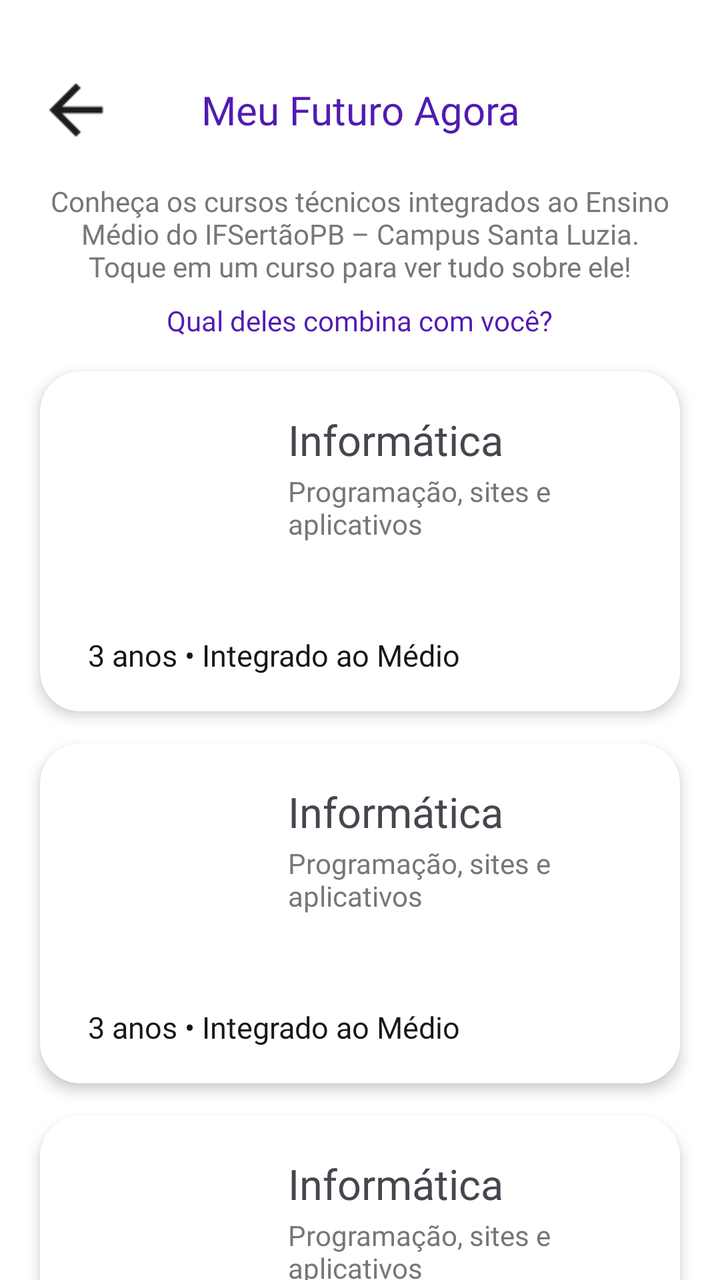
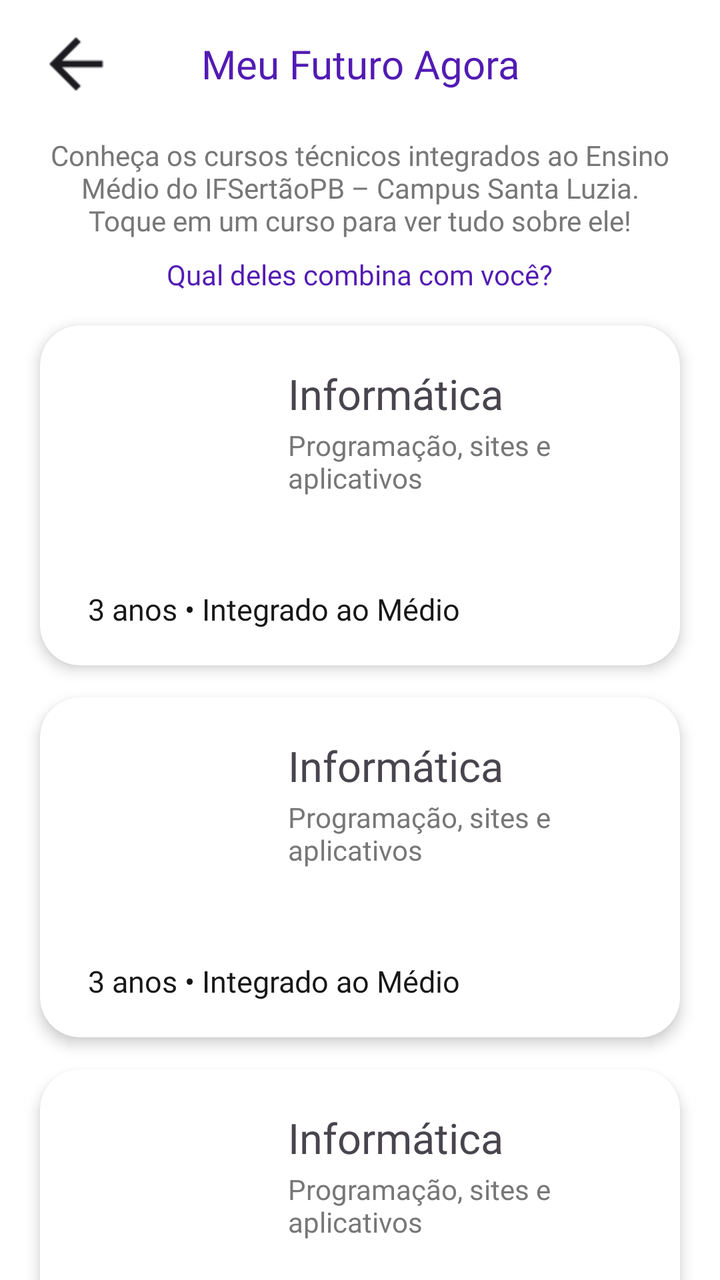

Before-and-after screenshots of an Android layout around one commit, followed by the original layout XML and the change that was made.
<!-- AndroidManifest.xml: application theme Theme.MeuFuturoAgora -->
<!-- res/layout/activity_meu_futuro.xml -->
<?xml version="1.0" encoding="utf-8"?>
<androidx.constraintlayout.widget.ConstraintLayout xmlns:android="http://schemas.android.com/apk/res/android"
    xmlns:app="http://schemas.android.com/apk/res-auto"
    xmlns:tools="http://schemas.android.com/tools"
    android:id="@+id/main"
    android:layout_width="match_parent"
    android:layout_height="match_parent"
    android:background="@android:color/white"
    tools:context=".MeuFuturoActivity">

    
    
    

    <ImageView
        android:id="@+id/btnVoltar"
        android:layout_width="40dp"
        android:layout_height="40dp"
        android:layout_marginStart="18dp"
        android:layout_marginTop="35dp"
        android:contentDescription="Voltar"
        android:scaleType="centerInside"
        android:src="@drawable/seta_voltar"
        app:layout_constraintStart_toStartOf="parent"
        app:layout_constraintTop_toTopOf="parent" />

    <TextView
        android:layout_width="0dp"
        android:layout_height="50dp"
        android:fontFamily="@font/poppins_bold"
        android:gravity="center"
        android:text="Meu Futuro Agora"
        android:textColor="@color/roxo_primario"
        android:textSize="20sp"
        app:layout_constraintBottom_toBottomOf="@id/btnVoltar"
        app:layout_constraintEnd_toEndOf="parent"
        app:layout_constraintStart_toStartOf="parent"
        app:layout_constraintTop_toTopOf="@id/btnVoltar" />

    <androidx.core.widget.NestedScrollView
        android:layout_width="0dp"
        android:layout_height="0dp"
        android:layout_marginTop="8dp"
        android:clipToPadding="false"
        app:layout_constraintBottom_toBottomOf="parent"
        app:layout_constraintEnd_toEndOf="parent"
        app:layout_constraintStart_toStartOf="parent"
        app:layout_constraintTop_toBottomOf="@id/btnVoltar">

        
        <LinearLayout
            android:layout_width="match_parent"
            android:layout_height="wrap_content"
            android:clipChildren="false"
            android:clipToPadding="false"
            android:orientation="vertical"
            android:paddingBottom="56dp">

            <TextView
                android:layout_width="match_parent"
                android:layout_height="wrap_content"
                android:layout_marginStart="24dp"
                android:layout_marginTop="8dp"
                android:layout_marginEnd="24dp"
                android:fontFamily="@font/poppins_regular"
                android:gravity="center"
                android:text="Conheça os cursos técnicos integrados ao Ensino Médio do IFSertãoPB – Campus Santa Luzia. Toque em um curso para ver tudo sobre ele!"
                android:textColor="@color/texto_cinza"
                android:textSize="14sp" />

            <LinearLayout
                android:layout_width="wrap_content"
                android:layout_height="wrap_content"
                android:layout_gravity="center_horizontal"
                android:layout_marginTop="8dp"
                android:gravity="center_vertical"
                android:orientation="horizontal">

                <TextView
                    android:layout_width="wrap_content"
                    android:layout_height="wrap_content"
                    android:layout_marginStart="6dp"
                    android:layout_marginEnd="6dp"
                    android:fontFamily="@font/poppins_semibold"
                    android:text="Qual deles combina com você?"
                    android:textColor="@color/roxo_primario"
                    android:textSize="14sp" />

            </LinearLayout>

            <include
                android:id="@+id/cardInformatica"
                layout="@layout/item_card_curso" />

            <include
                android:id="@+id/cardEnergia"
                layout="@layout/item_card_curso" />

            <include
                android:id="@+id/cardEletronica"
                layout="@layout/item_card_curso" />

        </LinearLayout>

    </androidx.core.widget.NestedScrollView>

</androidx.constraintlayout.widget.ConstraintLayout>
<!-- res/layout/item_card_curso.xml (included above) -->
<?xml version="1.0" encoding="utf-8"?>
<androidx.cardview.widget.CardView xmlns:android="http://schemas.android.com/apk/res/android"
    xmlns:app="http://schemas.android.com/apk/res-auto"
    android:id="@+id/cardCurso"
    android:layout_width="match_parent"
    android:layout_height="wrap_content"
    android:layout_marginStart="20dp"
    android:layout_marginTop="16dp"
    android:layout_marginEnd="20dp"
    android:clickable="true"
    android:focusable="true"
    android:foreground="?attr/selectableItemBackground"
    app:cardCornerRadius="20dp"
    app:cardElevation="4dp">

    <FrameLayout
        android:layout_width="match_parent"
        android:layout_height="wrap_content">

        
        <ImageView
            android:id="@+id/imgCurvaCurso"
            android:layout_width="match_parent"
            android:layout_height="match_parent"
            android:importantForAccessibility="no"
            android:scaleType="fitXY"
            android:src="@drawable/bg_curva_curso" />

        <androidx.constraintlayout.widget.ConstraintLayout
            android:layout_width="match_parent"
            android:layout_height="wrap_content"
            android:minHeight="170dp"
            android:paddingStart="24dp"
            android:paddingEnd="20dp">

            
            <FrameLayout
                android:id="@+id/circuloCurso"
                android:layout_width="82dp"
                android:layout_height="82dp"
                android:layout_marginTop="20dp"
                android:background="@drawable/bg_circulo_branco"
                app:layout_constraintStart_toStartOf="parent"
                app:layout_constraintTop_toTopOf="parent">

                <ImageView
                    android:id="@+id/imgIconeCurso"
                    android:layout_width="40dp"
                    android:layout_height="40dp"
                    android:layout_gravity="center"
                    android:background="@drawable/bg_quadrado_arredondado"
                    android:importantForAccessibility="no"
                    android:padding="7dp"
                    android:src="@drawable/ic_curso_informatica" />

            </FrameLayout>

            
            <TextView
                android:id="@+id/tvNomeCurso"
                android:layout_width="0dp"
                android:layout_height="wrap_content"
                android:layout_marginStart="18dp"
                android:fontFamily="@font/poppins_bold"
                android:lineSpacingMultiplier="0.9"
                android:text="Informática"
                android:textSize="21sp"
                app:layout_constraintEnd_toEndOf="parent"
                app:layout_constraintStart_toEndOf="@id/circuloCurso"
                app:layout_constraintTop_toTopOf="@id/circuloCurso" />

            
            <TextView
                android:id="@+id/tvResumoCurso"
                android:layout_width="0dp"
                android:layout_height="wrap_content"
                android:layout_marginStart="18dp"
                android:layout_marginTop="2dp"
                android:fontFamily="@font/poppins_regular"
                android:text="Programação, sites e aplicativos"
                android:textColor="#777777"
                android:textSize="14sp"
                app:layout_constraintEnd_toEndOf="parent"
                app:layout_constraintStart_toEndOf="@id/circuloCurso"
                app:layout_constraintTop_toBottomOf="@id/tvNomeCurso" />

            <androidx.constraintlayout.widget.Barrier
                android:id="@+id/barreiraTopoCurso"
                android:layout_width="wrap_content"
                android:layout_height="wrap_content"
                app:barrierDirection="bottom"
                app:constraint_referenced_ids="circuloCurso,tvResumoCurso" />

            
            <TextView
                android:id="@+id/tvInfoCurso"
                android:layout_width="wrap_content"
                android:layout_height="wrap_content"
                android:layout_marginTop="14dp"
                android:layout_marginBottom="18dp"
                app:layout_constraintTop_toBottomOf="@id/barreiraTopoCurso"
                app:layout_constraintVertical_bias="1"
                android:fontFamily="@font/poppins_bold"
                android:text="3 anos • Integrado ao Médio"
                android:textColor="@color/texto_escuro"
                android:textSize="15sp"
                app:layout_constraintBottom_toBottomOf="parent"
                app:layout_constraintStart_toStartOf="parent" />

        </androidx.constraintlayout.widget.ConstraintLayout>

    </FrameLayout>

</androidx.cardview.widget.CardView>
<!-- resources referenced by this layout -->
<resources>
  <color name="roxo_primario">#521BB3</color>
  <color name="texto_cinza">#777777</color>
  <color name="texto_escuro">#171717</color>
  <!-- drawable bg_circulo_branco (drawable) -->
  <?xml version="1.0" encoding="utf-8"?>
  <shape xmlns:android="http://schemas.android.com/apk/res/android"
      android:shape="oval">
  
      <solid android:color="#FFFFFF" />
  
  </shape>
  <!-- drawable bg_curva_curso (drawable) -->
  <?xml version="1.0" encoding="utf-8"?>
  <vector xmlns:android="http://schemas.android.com/apk/res/android"
      android:width="360dp"
      android:height="150dp"
      android:viewportWidth="360"
      android:viewportHeight="150">
  
      <path
          android:fillColor="#FFFFFF"
          android:pathData="
              M 180,150
              C 196,98 238,66 292,62
              C 318,60 342,66 360,74
              L 360,150
              Z" />
  
  </vector>
  <!-- drawable bg_quadrado_arredondado (drawable) -->
  <?xml version="1.0" encoding="utf-8"?>
  <shape xmlns:android="http://schemas.android.com/apk/res/android"
      android:shape="rectangle">
  
      <solid android:color="#FFFFFF" />
      <corners android:radius="10dp" />
  
  </shape>
  <!-- drawable ic_curso_informatica (drawable) -->
  <?xml version="1.0" encoding="utf-8"?>
  <vector xmlns:android="http://schemas.android.com/apk/res/android"
      android:width="24dp"
      android:height="24dp"
      android:viewportWidth="24"
      android:viewportHeight="24">
  
      <path
          android:fillColor="@android:color/transparent"
          android:strokeColor="#FFFFFF"
          android:strokeWidth="2"
          android:strokeLineCap="round"
          android:strokeLineJoin="round"
          android:pathData="M4,4 L20,4 C20.6,4 21,4.4 21,5 L21,15 C21,15.6 20.6,16 20,16 L4,16 C3.4,16 3,15.6 3,15 L3,5 C3,4.4 3.4,4 4,4 Z M12,16 L12,20 M8,20 L16,20" />
  
      <path
          android:fillColor="@android:color/transparent"
          android:strokeColor="#FFFFFF"
          android:strokeWidth="1.6"
          android:strokeLineCap="round"
          android:strokeLineJoin="round"
          android:pathData="M9.5,7.8 L7.5,10 L9.5,12.2 M14.5,7.8 L16.5,10 L14.5,12.2" />
  
  </vector>
  <!-- drawable seta_voltar: png bitmap (drawable, 265 bytes) -->
  <style name="Theme.MeuFuturoAgora" parent="Base.Theme.MeuFuturoAgora" />
  <style name="Base.Theme.MeuFuturoAgora" parent="Theme.Material3.DayNight.NoActionBar">
          <item name="android:navigationBarColor">@android:color/transparent</item>
      </style>
</resources>

<!-- the commit's change to res/layout/activity_meu_futuro.xml (unified diff, before → after) -->
@@ -17,7 +17,7 @@
         android:layout_width="40dp"
         android:layout_height="40dp"
         android:layout_marginStart="18dp"
-        android:layout_marginTop="35dp"
+        android:layout_marginTop="12dp"
         android:contentDescription="Voltar"
         android:scaleType="centerInside"
         android:src="@drawable/seta_voltar"
